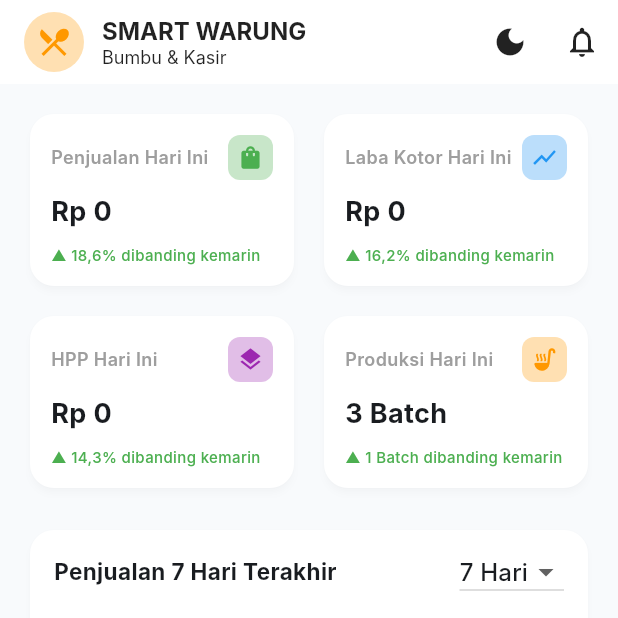
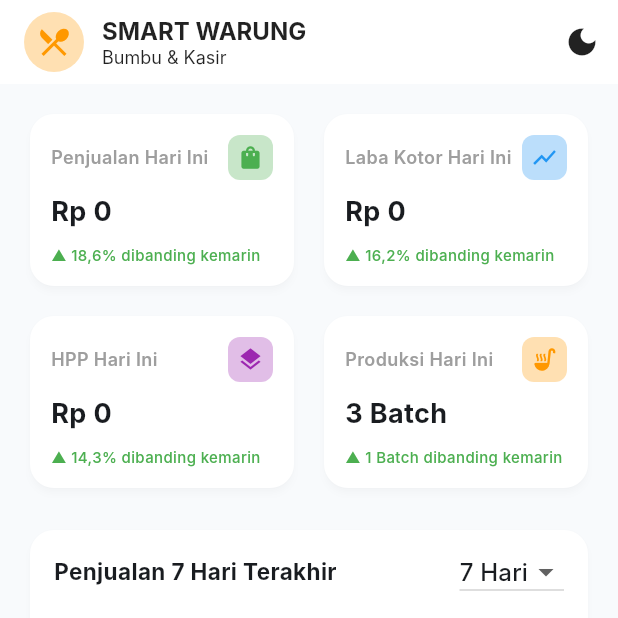
Before and after one commit to milala02/aplikasi-kasir, a Flutter app: the MainNavigationShell screen opened directly with empty values, on a phone screen of 412 x 824 dp, the top half of it. Run offline on Flutter 3.47's test engine with Material 3 defaults, Android fonts, the phone set to English and light mode, and no system bars; drawn by our look-alikes of fl_chart; our stand-ins replace drift, shared_preferences; accounts and stored records are empty; generated files the repository leaves out were written again; Roboto replaces fonts that are missing (Inter).

```diff
--- a/lib/app/main_navigation_shell.dart
+++ b/lib/app/main_navigation_shell.dart
@@ -37,7 +37,12 @@
 
   @override
   Widget build(BuildContext context) {
-    final isDesktop = MediaQuery.of(context).size.width > 800;
+    final width = MediaQuery.of(context).size.width;
+
+    // 3-Tier Breakpoints
+    final isDesktop = width >= 1000;
+    final isTablet = width >= 600 && width < 1000;
+    // // final isMobile = width < 600;
 
     final pages = [
       DashboardScreen(controller: widget.dashboardController),
@@ -47,7 +52,6 @@
       CustomerScreen(customerRepository: widget.customerRepository),
     ];
 
-    // AppBar Khusus Mobile
     final mobileAppBar = AppBar(
       title: Row(
         children: [
@@ -70,25 +74,20 @@
           icon: Icon(widget.themeController.isDarkMode ? Icons.light_mode : Icons.dark_mode),
           onPressed: () => widget.themeController.toggleTheme(),
         ),
-        IconButton(
-          icon: const Icon(Icons.notifications_outlined),
-          onPressed: () {},
-        ),
       ],
     );
 
+    // 1. TAMPILAN DESKTOP/LAPTOP (Full Sidebar Kiri)
     if (isDesktop) {
       return Scaffold(
         body: Row(
           children: [
-            // Sidebar Kiri (Dark Navy seperti di desain)
             Container(
               width: 250,
               color: AppTheme.sidebarDark,
               child: Column(
                 children: [
                   const SizedBox(height: 24),
-                  // Logo & Judul
                   ListTile(
                     leading: CircleAvatar(
                       backgroundColor: Colors.orange.shade100,
@@ -98,7 +97,6 @@
                     subtitle: const Text('Bumbu & Kasir', style: TextStyle(color: Colors.white70, fontSize: 12)),
                   ),
                   const SizedBox(height: 24),
-                  // Menu Navigasi
                   Expanded(
                     child: ListView(
                       children: [
@@ -110,7 +108,6 @@
                       ],
                     ),
                   ),
-                  // Toggle Tema & Profil User di bawah
                   const Divider(color: Colors.white24),
                   ListTile(
                     leading: Icon(widget.themeController.isDarkMode ? Icons.light_mode : Icons.dark_mode, color: Colors.white70),
@@ -127,15 +124,9 @@
                 ],
               ),
             ),
-            // Area Konten Utama
             Expanded(
               child: Scaffold(
-                appBar: AppBar(
-                  title: Text(
-                    _getPageTitle(_selectedIndex),
-                    style: const TextStyle(fontWeight: FontWeight.bold),
-                  ),
-                ),
+                appBar: AppBar(title: Text(_getPageTitle(_selectedIndex), style: const TextStyle(fontWeight: FontWeight.bold))),
                 body: pages[_selectedIndex],
               ),
             ),
@@ -144,7 +135,51 @@
       );
     }
 
-    // Tampilan Mobile
+    // 2. TAMPILAN TABLET (Navigation Rail Tipis)
+    if (isTablet) {
+      return Scaffold(
+        body: Row(
+          children: [
+            NavigationRail(
+              backgroundColor: AppTheme.sidebarDark,
+              selectedIndex: _selectedIndex,
+              onDestinationSelected: (int index) => setState(() => _selectedIndex = index),
+              selectedIconTheme: const IconThemeData(color: Colors.white),
+              unselectedIconTheme: const IconThemeData(color: Colors.white70),
+              useIndicator: true,
+              indicatorColor: AppTheme.primaryBlue,
+              destinations: const [
+                NavigationRailDestination(icon: Icon(Icons.dashboard), label: Text('Dashboard')),
+                NavigationRailDestination(icon: Icon(Icons.point_of_sale), label: Text('POS')),
+                NavigationRailDestination(icon: Icon(Icons.blender), label: Text('Produksi')),
+                NavigationRailDestination(icon: Icon(Icons.inventory_2), label: Text('Stok')),
+                NavigationRailDestination(icon: Icon(Icons.people), label: Text('CRM')),
+              ],
+              trailing: Expanded(
+                child: Align(
+                  alignment: Alignment.bottomCenter,
+                  child: Padding(
+                    padding: const EdgeInsets.only(bottom: 16.0),
+                    child: IconButton(
+                      icon: Icon(widget.themeController.isDarkMode ? Icons.light_mode : Icons.dark_mode, color: Colors.white70),
+                      onPressed: () => widget.themeController.toggleTheme(),
+                    ),
+                  ),
+                ),
+              ),
+            ),
+            Expanded(
+              child: Scaffold(
+                appBar: AppBar(title: Text(_getPageTitle(_selectedIndex), style: const TextStyle(fontWeight: FontWeight.bold))),
+                body: pages[_selectedIndex],
+              ),
+            ),
+          ],
+        ),
+      );
+    }
+
+    // 3. TAMPILAN MOBILE (Bottom Navigation Bar)
     return Scaffold(
       appBar: mobileAppBar,
       body: pages[_selectedIndex],
--- a/pubspec.yaml
+++ b/pubspec.yaml
@@ -18,6 +18,8 @@
   fl_chart: ^0.68.0
 
 dev_dependencies:
+  integration_test:
+    sdk: flutter
   flutter_test:
     sdk: flutter
   flutter_lints: ^5.0.0
```
Also changed, not shown: analysis_options.yaml (added, +33 -0 lines), lib/main.dart (+35 -5 lines), pubspec.lock, 30 other files.
